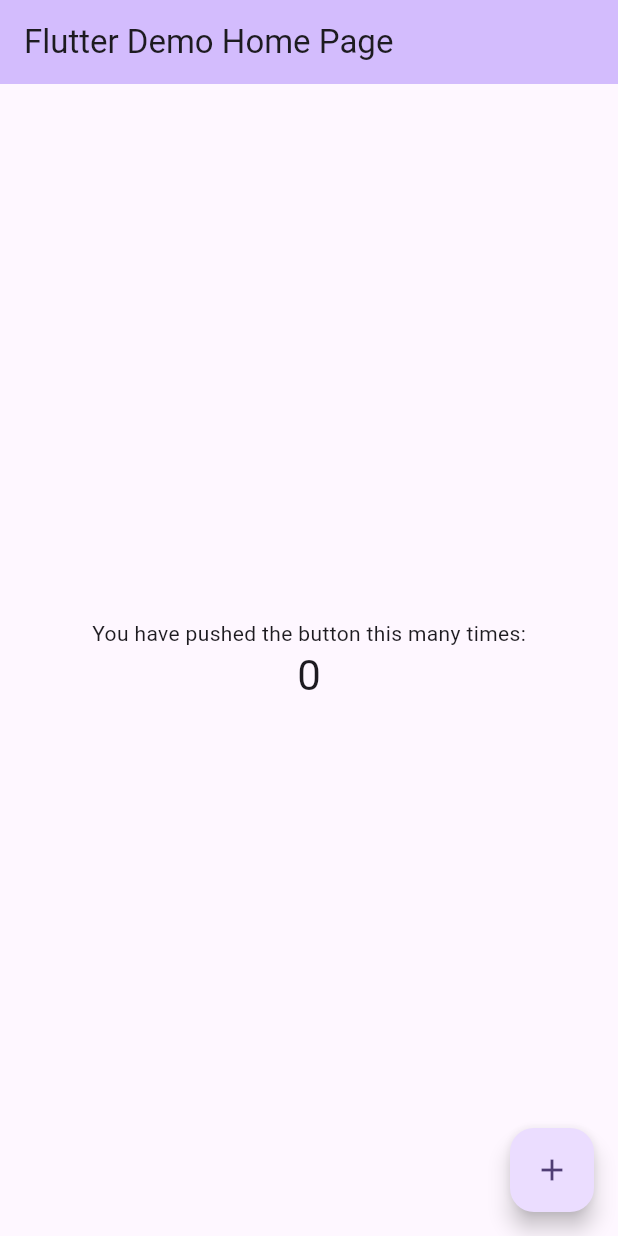
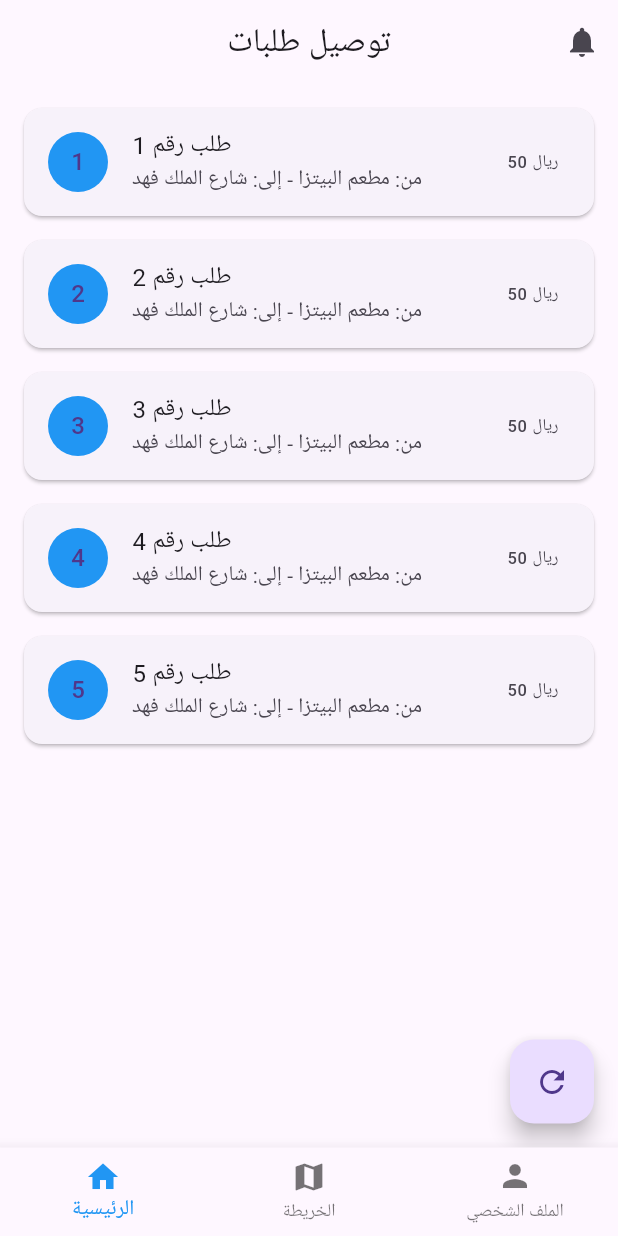
Before and after one commit to could-ai/019a21a4-1e44-78e8-96a9-8fb1072b4b80, a Flutter app: the screen it shows after launch, on a phone screen of 412 x 824 dp. Run offline on Flutter 3.47's test engine with Material 3 defaults, Android fonts, the phone set to English and light mode, and no system bars; Roboto replaces fonts that are missing (Cairo).

Commit message:
إنشاء هيكل التطبيق الأساسي مع التنقل السفلي وإزالة الكود الافتراضي للتركيز على تطبيق توصيل الطلبات. تم إضافة دعم للخط العربي وإنشاء مسارات للشاشات المختلفة.; إنشاء شاشة الرئيسية التي تعرض قائمة الطلبات المتاحة للتوصيل مع إمكانية النقر على كل طلب لعرض التفاصيل.; إنشاء شاشة تفاصيل الطلب التي تعرض معلومات الطلب المفصلة، محتوياته، والأزرار للبدء في التوصيل أو رفض الطلب.; إنشاء شاشة خريطة التوصيل مع عرض حالة التوصيل الحالية وزر لتحديث حالة الطلب عند الانتهاء من التوصيل.; إنشاء شاشة الملف الشخصي التي تعرض معلومات السائق، إحصائياته، وزر تسجيل الخروج.; تحديث ملف pubspec.yaml لإضافة خط عربي وتحديث وصف التطبيق ليتناسب مع تطبيق توصيل الطلبات.; تحديث ملف index.html للويب ليتناسب مع تطبيق توصيل الطلبات مع تحديث العنوان والوصف باللغة العربية.; تحديث ملف README.md ليصف تطبيق توصيل الطلبات باللغة العربية مع شرح المميزات والمتطلبات.

```diff
--- a/usr/lib/main.dart
+++ b/usr/lib/main.dart
@@ -1,120 +1,94 @@
 import 'package:flutter/material.dart';
+import 'screens/home_screen.dart';
+import 'screens/order_details_screen.dart';
+import 'screens/delivery_map_screen.dart';
+import 'screens/profile_screen.dart';
 
 void main() {
-  runApp(const MyApp());
+  runApp(const DeliveryApp());
 }
 
-class MyApp extends StatelessWidget {
-  const MyApp({super.key});
+class DeliveryApp extends StatelessWidget {
+  const DeliveryApp({super.key});
 
-  // This widget is the root of your application.
   @override
   Widget build(BuildContext context) {
     return MaterialApp(
-      title: 'Flutter Demo',
+      title: 'توصيل طلبات',
       debugShowCheckedModeBanner: false,
       theme: ThemeData(
-        // This is the theme of your application.
-        //
-        // TRY THIS: Try running your application with "flutter run". You'll see
-        // the application has a purple toolbar. Then, without quitting the app,
-        // try changing the seedColor in the colorScheme below to Colors.green
-        // and then invoke "hot reload" (save your changes or press the "hot
-        // reload" button in a Flutter-supported IDE, or press "r" if you used
-        // the command line to start the app).
-        //
-        // Notice that the counter didn't reset back to zero; the application
-        // state is not lost during the reload. To reset the state, use hot
-        // restart instead.
-        //
-        // This works for code too, not just values: Most code changes can be
-        // tested with just a hot reload.
-        colorScheme: ColorScheme.fromSeed(seedColor: Colors.deepPurple),
+        primarySwatch: Colors.blue,
+        fontFamily: 'Cairo', // خط عربي مناسب
+        useMaterial3: true,
       ),
-      home: const MyHomePage(title: 'Flutter Demo Home Page'),
+      home: const MainScreen(),
+      routes: {
+        '/home': (context) => const HomeScreen(),
+        '/order_details': (context) => const OrderDetailsScreen(),
+        '/delivery_map': (context) => const DeliveryMapScreen(),
+        '/profile': (context) => const ProfileScreen(),
+      },
     );
   }
 }
 
-class MyHomePage extends StatefulWidget {
-  const MyHomePage({super.key, required this.title});
-
-  // This widget is the home page of your application. It is stateful, meaning
-  // that it has a State object (defined below) that contains fields that affect
-  // how it looks.
-
-  // This class is the configuration for the state. It holds the values (in this
-  // case the title) provided by the parent (in this case the App widget) and
-  // used by the build method of the State. Fields in a Widget subclass are
-  // always marked "final".
-
-  final String title;
+class MainScreen extends StatefulWidget {
+  const MainScreen({super.key});
 
   @override
-  State<MyHomePage> createState() => _MyHomePageState();
+  State<MainScreen> createState() => _MainScreenState();
 }
 
-class _MyHomePageState extends State<MyHomePage> {
-  int _counter = 0;
+class _MainScreenState extends State<MainScreen> {
+  int _selectedIndex = 0;
 
-  void _incrementCounter() {
+  static const List<Widget> _widgetOptions = <Widget>[
+    HomeScreen(),
+    DeliveryMapScreen(),
+    ProfileScreen(),
+  ];
+
+  void _onItemTapped(int index) {
     setState(() {
-      // This call to setState tells the Flutter framework that something has
-      // changed in this State, which causes it to rerun the build method below
-      // so that the display can reflect the updated values. If we changed
-      // _counter without calling setState(), then the build method would not be
-      // called again, and so nothing would appear to happen.
-      _counter++;
+      _selectedIndex = index;
     });
   }
 
   @override
   Widget build(BuildContext context) {
-    // This method is rerun every time setState is called, for instance as done
-    // by the _incrementCounter method above.
-    //
-    // The Flutter framework has been optimized to make rerunning build methods
-    // fast, so that you can just rebuild anything that needs updating rather
-    // than having to individually change instances of widgets.
     return Scaffold(
       appBar: AppBar(
-        // TRY THIS: Try changing the color here to a specific color (to
-        // Colors.amber, perhaps?) and trigger a hot reload to see the AppBar
-        // change color while the other colors stay the same.
-        backgroundColor: Theme.of(context).colorScheme.inversePrimary,
-        // Here we take the value from the MyHomePage object that was created by
-        // the App.build method, and use it to set our appbar title.
-        title: Text(widget.title),
+        title: const Text('توصيل طلبات'),
+        centerTitle: true,
+        actions: [
+          IconButton(
+            icon: const Icon(Icons.notifications),
+            onPressed: () {
+              // تنفيذ إشعارات
+            },
+          ),
+        ],
       ),
-      body: Center(
-        // Center is a layout widget. It takes a single child and positions it
-        // in the middle of the parent.
-        child: Column(
-          // Column is also a layout widget. It takes a list of children and
-          // arranges them vertically. By default, it sizes itself to fit its
-          // children horizontally, and tries to be as tall as its parent.
-          //
-          // Column has various properties to control how it sizes itself and
-          // how it positions its children. Here we use mainAxisAlignment to
-          // center the children vertically; the main axis here is the vertical
-          // axis because Columns are vertical (the cross axis would be
-          // horizontal).
-          //
-          // TRY THIS: Invoke "debug painting" (choose the "Toggle Debug Paint"
-          // action in the IDE, or press "p" in the console), to see the
-          // wireframe for each widget.
-          mainAxisAlignment: MainAxisAlignment.center,
-          children: <Widget>[
-            const Text('You have pushed the button this many times:'),
-            Text('$_counter', style: Theme.of(context).textTheme.headlineMedium),
-          ],
-        ),
+      body: _widgetOptions.elementAt(_selectedIndex),
+      bottomNavigationBar: BottomNavigationBar(
+        items: const <BottomNavigationBarItem>[
+          BottomNavigationBarItem(
+            icon: Icon(Icons.home),
+            label: 'الرئيسية',
+          ),
+          BottomNavigationBarItem(
+            icon: Icon(Icons.map),
+            label: 'الخريطة',
+          ),
+          BottomNavigationBarItem(
+            icon: Icon(Icons.person),
+            label: 'الملف الشخصي',
+          ),
+        ],
+        currentIndex: _selectedIndex,
+        selectedItemColor: Colors.blue,
+        onTap: _onItemTapped,
       ),
-      floatingActionButton: FloatingActionButton(
-        onPressed: _incrementCounter,
-        tooltip: 'Increment',
-        child: const Icon(Icons.add),
-      ), // This trailing comma makes auto-formatting nicer for build methods.
     );
   }
 }
--- /dev/null
+++ b/usr/lib/screens/home_screen.dart
@@ -0,0 +1,41 @@
+import 'package:flutter/material.dart';
+
+class HomeScreen extends StatelessWidget {
+  const HomeScreen({super.key});
+
+  @override
+  Widget build(BuildContext context) {
+    return Scaffold(
+      body: ListView.builder(
+        padding: const EdgeInsets.all(16),
+        itemCount: 5, // عدد الطلبات المؤقت
+        itemBuilder: (context, index) {
+          return Card(
+            margin: const EdgeInsets.only(bottom: 16),
+            child: ListTile(
+              leading: CircleAvatar(
+                backgroundColor: Colors.blue,
+                child: Text('${index + 1}'),
+              ),
+              title: Text('طلب رقم ${index + 1}'),
+              subtitle: const Text('من: مطعم البيتزا - إلى: شارع الملك فهد'),
+              trailing: const Text('50 ريال'),
+              onTap: () {
+                Navigator.pushNamed(context, '/order_details');
+              },
+            ),
+          );
+        },
+      ),
+      floatingActionButton: FloatingActionButton(
+        onPressed: () {
+          // تحديث قائمة الطلبات
+          ScaffoldMessenger.of(context).showSnackBar(
+            const SnackBar(content: Text('تم تحديث الطلبات')),
+          );
+        },
+        child: const Icon(Icons.refresh),
+      ),
+    );
+  }
+}
```
Also changed, not shown: usr/lib/screens/delivery_map_screen.dart (added, +71 -0 lines), usr/lib/screens/order_details_screen.dart (added, +94 -0 lines), usr/lib/screens/profile_screen.dart (added, +94 -0 lines), usr/pubspec.yaml (+9 -69 lines), 2 other files.
